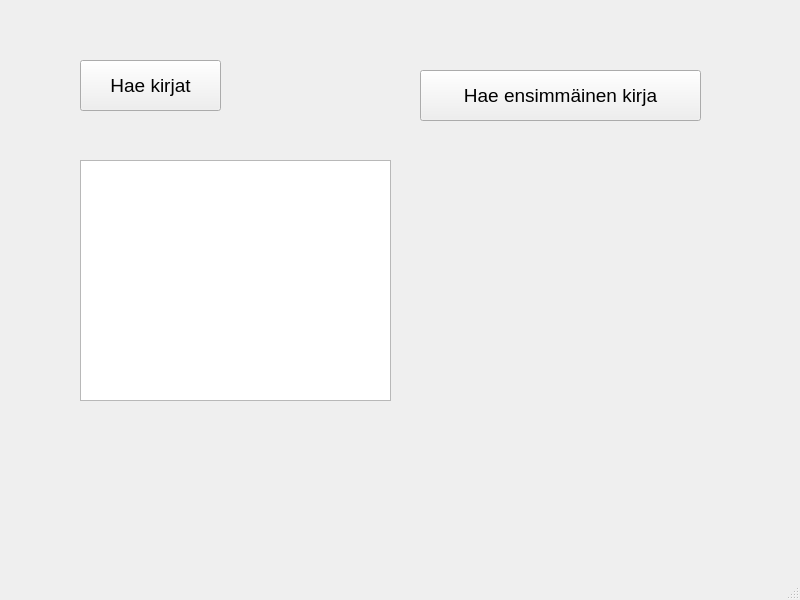
tvt21kmo-bank-project/group_x, file bankautomat/mainwindow.ui: the form before one commit.
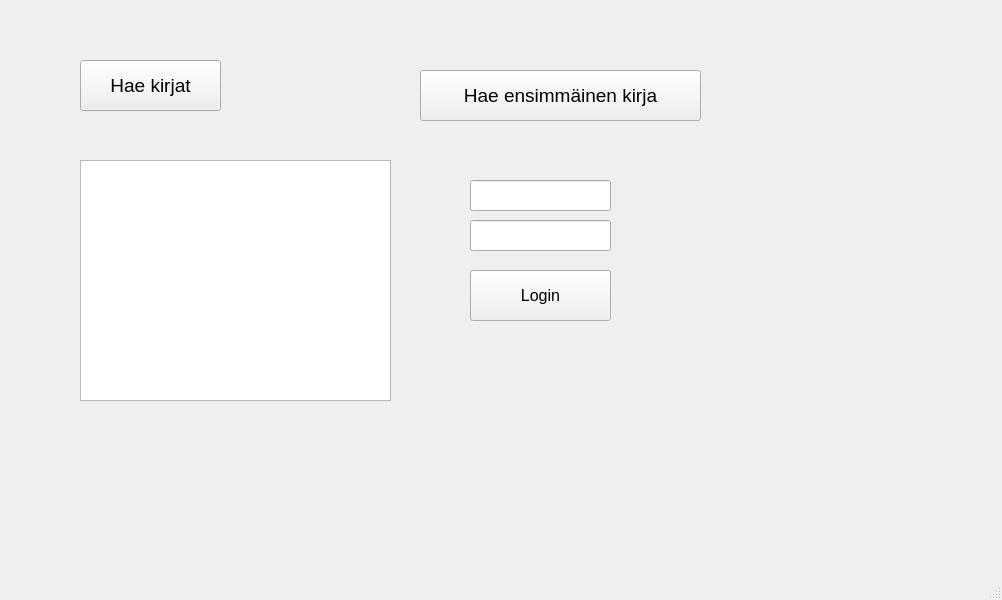
The form after the commit.

Commit message: login toimii

Diff of the .ui file:
```diff
--- a/bankautomat/mainwindow.ui
+++ b/bankautomat/mainwindow.ui
@@ -6,7 +6,7 @@
    <rect>
     <x>0</x>
     <y>0</y>
-    <width>800</width>
+    <width>1002</width>
     <height>600</height>
    </rect>
   </property>
@@ -60,6 +60,57 @@
      <string>Hae ensimmäinen kirja</string>
     </property>
    </widget>
+   <widget class="QLineEdit" name="lineEditUsername">
+    <property name="geometry">
+     <rect>
+      <x>470</x>
+      <y>180</y>
+      <width>141</width>
+      <height>31</height>
+     </rect>
+    </property>
+    <property name="font">
+     <font>
+      <pointsize>12</pointsize>
+     </font>
+    </property>
+   </widget>
+   <widget class="QLineEdit" name="lineEditPassword">
+    <property name="geometry">
+     <rect>
+      <x>470</x>
+      <y>220</y>
+      <width>141</width>
+      <height>31</height>
+     </rect>
+    </property>
+    <property name="font">
+     <font>
+      <pointsize>12</pointsize>
+     </font>
+    </property>
+    <property name="echoMode">
+     <enum>QLineEdit::Password</enum>
+    </property>
+   </widget>
+   <widget class="QPushButton" name="btnLogin">
+    <property name="geometry">
+     <rect>
+      <x>470</x>
+      <y>270</y>
+      <width>141</width>
+      <height>51</height>
+     </rect>
+    </property>
+    <property name="font">
+     <font>
+      <pointsize>12</pointsize>
+     </font>
+    </property>
+    <property name="text">
+     <string>Login</string>
+    </property>
+   </widget>
   </widget>
   <widget class="QMenuBar" name="menubar">
    <property name="geometry">
```
Left out of the diff: 2 changed lines with no effect on the pictures. The commit also changes 2 other files.
